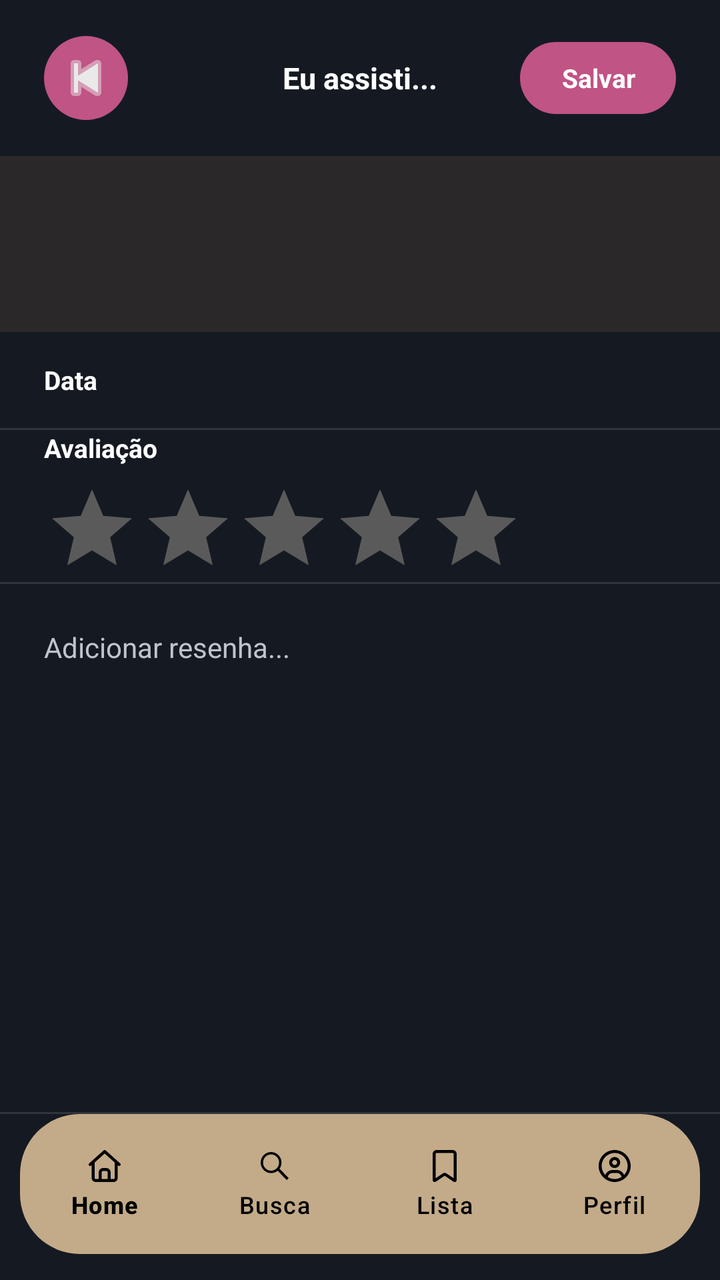
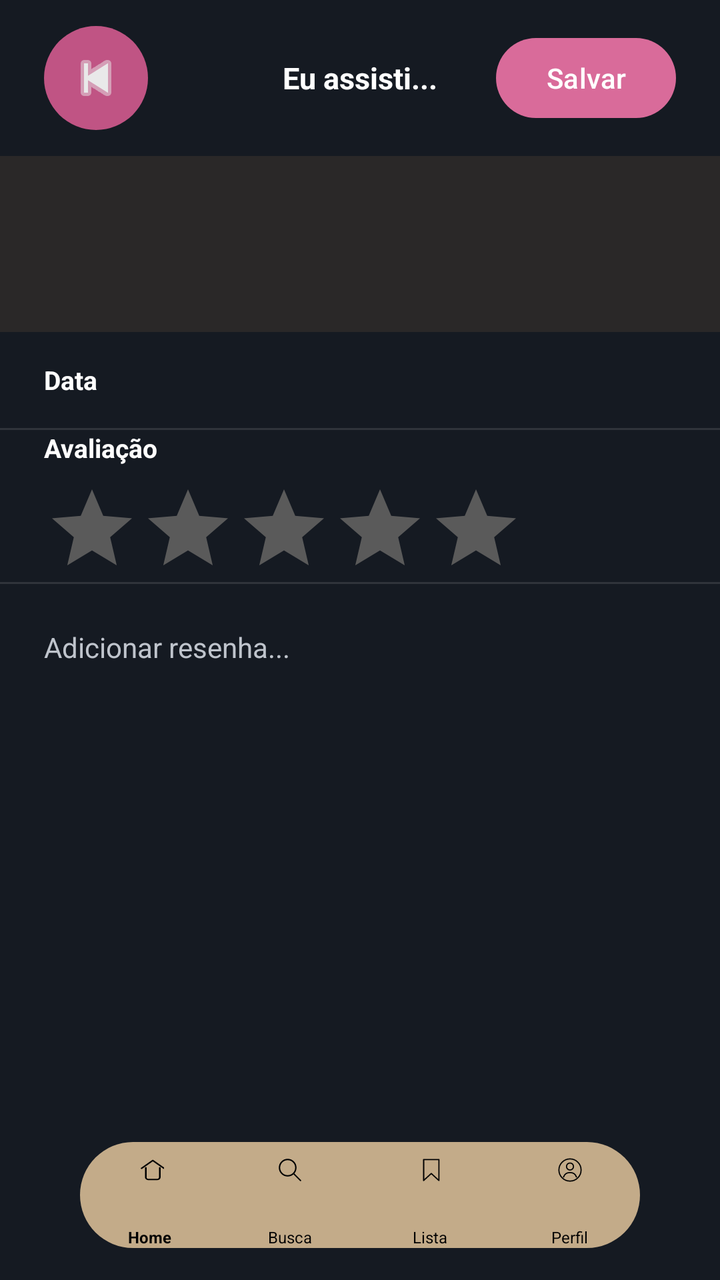

Screens rendered from an Android XML layout before and after an edit, with the pre-edit source and the edit as a unified diff.
<!-- AndroidManifest.xml: application theme Theme.RollView -->
<!-- res/layout/activity_avaliacao_filme.xml -->
<?xml version="1.0" encoding="utf-8"?>
<RelativeLayout xmlns:android="http://schemas.android.com/apk/res/android"
    xmlns:app="http://schemas.android.com/apk/res-auto"
    android:layout_width="match_parent"
    android:layout_height="match_parent"
    android:background="#151A22">

    <LinearLayout
        android:id="@+id/conteudoAvaliacao"
        android:layout_width="match_parent"
        android:layout_height="match_parent"
        android:layout_above="@id/bottomNav"
        android:orientation="vertical">

        <RelativeLayout
            android:layout_width="match_parent"
            android:layout_height="78dp"
            android:paddingStart="22dp"
            android:paddingEnd="22dp">

            <ImageButton
                android:id="@+id/btnBack"
                android:layout_width="42dp"
                android:layout_height="42dp"
                android:layout_alignParentStart="true"
                android:layout_centerVertical="true"
                android:background="@drawable/back_circle"
                android:padding="10dp"
                android:src="@android:drawable/ic_media_previous"
                android:tint="#e9e9e9" />

            <TextView
                android:layout_width="wrap_content"
                android:layout_height="wrap_content"
                android:layout_centerInParent="true"
                android:text="Eu assisti..."
                android:textColor="#FFFFFF"
                android:textSize="15sp"
                android:textStyle="bold" />

            <TextView
                android:id="@+id/btnSalvar"
                android:layout_width="78dp"
                android:layout_height="36dp"
                android:layout_alignParentEnd="true"
                android:layout_centerVertical="true"
                android:background="@drawable/pink_button"
                android:gravity="center"
                android:text="Salvar"
                android:textColor="#FFFFFF"
                android:textSize="13sp"
                android:textStyle="bold" />

        </RelativeLayout>

        <LinearLayout
            android:layout_width="match_parent"
            android:layout_height="88dp"
            android:background="#2A2828"
            android:gravity="center_vertical"
            android:orientation="horizontal"
            android:paddingStart="22dp"
            android:paddingEnd="22dp">

            <ImageView
                android:id="@+id/imgPoster"
                android:layout_width="52dp"
                android:layout_height="72dp"
                android:scaleType="centerCrop" />

            <TextView
                android:id="@+id/txtTitulo"
                android:layout_width="wrap_content"
                android:layout_height="wrap_content"
                android:layout_marginStart="10dp"
                android:textColor="#FFFFFF"
                android:textSize="18sp"
                android:textStyle="bold" />

            <TextView
                android:id="@+id/txtAno"
                android:layout_width="wrap_content"
                android:layout_height="wrap_content"
                android:layout_marginStart="6dp"
                android:textColor="#AFAFAF"
                android:textSize="11sp" />

        </LinearLayout>

        <LinearLayout
            android:layout_width="match_parent"
            android:layout_height="48dp"
            android:gravity="center_vertical"
            android:orientation="horizontal"
            android:paddingStart="22dp"
            android:paddingEnd="22dp">

            <TextView
                android:layout_width="0dp"
                android:layout_height="wrap_content"
                android:layout_weight="1"
                android:text="Data"
                android:textColor="#FFFFFF"
                android:textSize="13sp"
                android:textStyle="bold" />

            <EditText
                android:id="@+id/inputData"
                android:layout_width="wrap_content"
                android:layout_height="wrap_content"
                android:background="@android:color/transparent"
                android:ems="10"
                android:gravity="end"
                android:inputType="date"
                android:textColor="#BFC4CC"
                android:textSize="11sp"/>

        </LinearLayout>

        <View
            android:layout_width="match_parent"
            android:layout_height="1dp"
            android:background="#30343B" />

        <LinearLayout
            android:layout_width="match_parent"
            android:layout_height="76dp"
            android:gravity="center_vertical"
            android:orientation="horizontal"
            android:paddingStart="22dp"
            android:paddingEnd="22dp">

            <LinearLayout
                android:layout_width="0dp"
                android:layout_height="wrap_content"
                android:layout_weight="1"
                android:orientation="vertical">

                <TextView
                    android:layout_width="wrap_content"
                    android:layout_height="wrap_content"
                    android:text="Avaliação"
                    android:textColor="#FFFFFF"
                    android:textSize="13sp"
                    android:textStyle="bold" />

                <RatingBar
                    android:id="@+id/ratingBar"
                    style="?android:attr/ratingBarStyle"
                    android:layout_width="wrap_content"
                    android:layout_height="wrap_content"
                    android:layout_marginTop="8dp"
                    android:numStars="5"
                    android:progressBackgroundTint="#5A5A5A"
                    android:progressTint="#FFD54F"
                    android:secondaryProgressTint="#FFD54F"
                    android:stepSize="1"
                    android:rating="0" />

            </LinearLayout>

        </LinearLayout>

        <View
            android:layout_width="match_parent"
            android:layout_height="1dp"
            android:background="#30343B" />

        <EditText
            android:id="@+id/inputResenha"
            android:layout_width="match_parent"
            android:layout_height="0dp"
            android:layout_weight="1"
            android:background="@android:color/transparent"
            android:gravity="top"
            android:hint="Adicionar resenha..."
            android:inputType="textMultiLine"
            android:padding="22dp"
            android:textColor="#FFFFFF"
            android:textColorHint="#BFC4CC"
            android:textSize="14sp" />

        <View
            android:layout_width="match_parent"
            android:layout_height="1dp"
            android:background="#30343B" />

    </LinearLayout>

    <com.google.android.material.bottomnavigation.BottomNavigationView
        android:id="@+id/bottomNav"
        android:layout_width="340dp"
        android:layout_height="70dp"
        android:layout_alignParentBottom="true"
        android:layout_centerHorizontal="true"
        android:layout_marginBottom="13dp"
        android:background="@drawable/navbar_rounded"
        android:paddingTop="4dp"
        android:paddingBottom="4dp"
        app:itemActiveIndicatorStyle="@null"
        app:itemIconSize="20dp"
        app:itemIconTint="@android:color/black"
        app:itemTextColor="@android:color/black"
        app:labelVisibilityMode="labeled"
        app:menu="@menu/bottom_menu" />

</RelativeLayout>
<!-- resources referenced by this layout -->
<resources>
  <!-- drawable back_circle (drawable) -->
  <?xml version="1.0" encoding="utf-8"?>
  <shape xmlns:android="http://schemas.android.com/apk/res/android"
      android:shape="oval">
  
      <solid android:color="#C05484"/>
  
  </shape>
  <!-- drawable navbar_rounded (drawable) -->
  <?xml version="1.0" encoding="utf-8"?>
  <shape xmlns:android="http://schemas.android.com/apk/res/android">
  
      
      <solid android:color="#C3AB89" />
  
      
      <corners
          android:topLeftRadius="30dp"
          android:topRightRadius="30dp"
          android:bottomLeftRadius="30dp"
          android:bottomRightRadius="30dp" />
  
  </shape>
  <!-- drawable pink_button (drawable) -->
  <?xml version="1.0" encoding="utf-8"?>
  <shape xmlns:android="http://schemas.android.com/apk/res/android">
  
      <solid android:color="#C05484"/>
  
      <corners android:radius="18dp"/>
  
  </shape>
  <style name="Theme.RollView" parent="Base.Theme.RollView" />
  <style name="Base.Theme.RollView" parent="Theme.Material3.DayNight.NoActionBar">
          
          
      </style>
</resources>

<!-- the commit's change to res/layout/activity_avaliacao_filme.xml (unified diff, before → after) -->
@@ -20,12 +20,12 @@
 
             <ImageButton
                 android:id="@+id/btnBack"
-                android:layout_width="42dp"
-                android:layout_height="42dp"
+                android:layout_width="52dp"
+                android:layout_height="52dp"
                 android:layout_alignParentStart="true"
                 android:layout_centerVertical="true"
                 android:background="@drawable/back_circle"
-                android:padding="10dp"
+                android:padding="12dp"
                 android:src="@android:drawable/ic_media_previous"
                 android:tint="#e9e9e9" />
 
@@ -38,18 +38,15 @@
                 android:textSize="15sp"
                 android:textStyle="bold" />
 
-            <TextView
+            <com.google.android.material.button.MaterialButton
                 android:id="@+id/btnSalvar"
-                android:layout_width="78dp"
-                android:layout_height="36dp"
+                android:layout_width="90dp"
+                android:layout_height="48dp"
                 android:layout_alignParentEnd="true"
                 android:layout_centerVertical="true"
-                android:background="@drawable/pink_button"
-                android:gravity="center"
+                app:backgroundTint="#D96B9A"
                 android:text="Salvar"
-                android:textColor="#FFFFFF"
-                android:textSize="13sp"
-                android:textStyle="bold" />
+                android:textColor="#FFFFFF"/>
 
         </RelativeLayout>
 
@@ -169,7 +166,7 @@
         <EditText
             android:id="@+id/inputResenha"
             android:layout_width="match_parent"
-            android:layout_height="0dp"
+            android:layout_height="402dp"
             android:layout_weight="1"
             android:background="@android:color/transparent"
             android:gravity="top"
@@ -180,28 +177,27 @@
             android:textColorHint="#BFC4CC"
             android:textSize="14sp" />
 
-        <View
-            android:layout_width="match_parent"
-            android:layout_height="1dp"
-            android:background="#30343B" />
-
     </LinearLayout>
 
     <com.google.android.material.bottomnavigation.BottomNavigationView
         android:id="@+id/bottomNav"
-        android:layout_width="340dp"
-        android:layout_height="70dp"
+        android:layout_width="280dp"
+        android:layout_height="53dp"
         android:layout_alignParentBottom="true"
         android:layout_centerHorizontal="true"
-        android:layout_marginBottom="13dp"
+        android:layout_marginBottom="16dp"
         android:background="@drawable/navbar_rounded"
-        android:paddingTop="4dp"
-        android:paddingBottom="4dp"
+        android:paddingTop="0dp"
+        android:paddingBottom="0dp"
         app:itemActiveIndicatorStyle="@null"
-        app:itemIconSize="20dp"
+        app:itemIconSize="14dp"
         app:itemIconTint="@android:color/black"
         app:itemTextColor="@android:color/black"
+        app:itemPaddingTop="7dp"
+        app:itemPaddingBottom="0dp"
         app:labelVisibilityMode="labeled"
-        app:menu="@menu/bottom_menu" />
+        app:menu="@menu/bottom_menu"
+        app:itemTextAppearanceActive="@style/BottomNavText"
+        app:itemTextAppearanceInactive="@style/BottomNavText" />
 
 </RelativeLayout>
<!-- resource entries referenced after the edit -->
@@ -23,15 +23,10 @@
           android:bottomRightRadius="30dp" />
   
   </shape>
-  <!-- drawable pink_button (drawable) -->
-  <?xml version="1.0" encoding="utf-8"?>
-  <shape xmlns:android="http://schemas.android.com/apk/res/android">
-  
-      <solid android:color="#C05484"/>
-  
-      <corners android:radius="18dp"/>
-  
-  </shape>
+  <style name="BottomNavText">
+          <item name="android:textSize">8sp</item>
+          <item name="android:textStyle">normal</item>
+      </style>
   <style name="Theme.RollView" parent="Base.Theme.RollView" />
   <style name="Base.Theme.RollView" parent="Theme.Material3.DayNight.NoActionBar">
           
